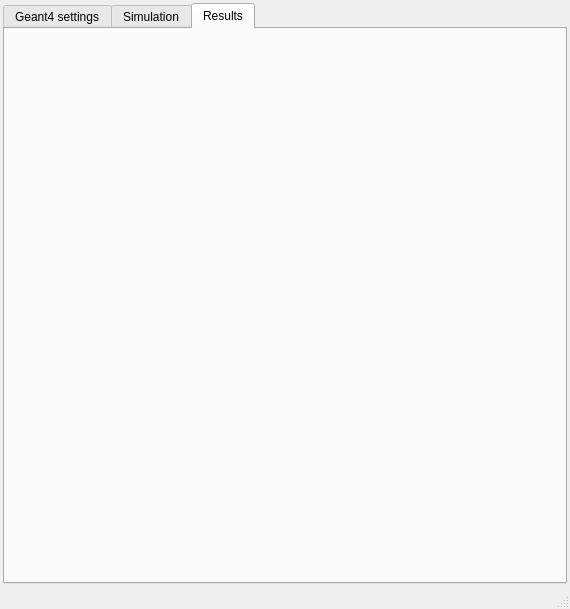
Above: ants3bundle/src/ants3/gui/particleSim/aparticlesimwin.ui from andrmor/ANTS3bundle before the change. Below: the same form after it.
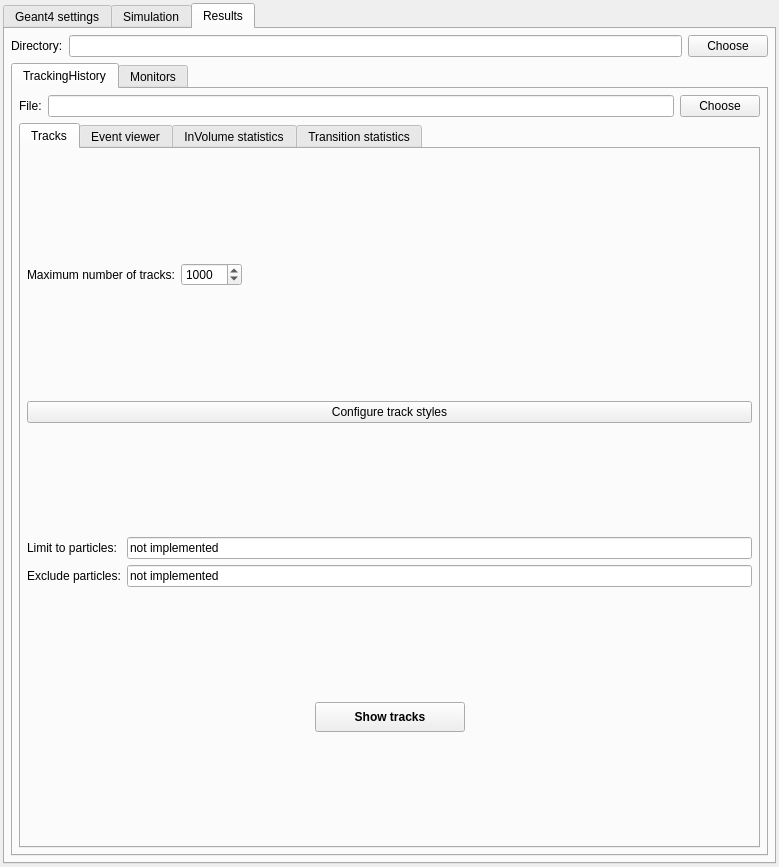
That is the form after the change. The open tabs and pages were chosen to show the change.

The edit to the form file:
```diff
--- a/ants3bundle/src/ants3/gui/particleSim/aparticlesimwin.ui
+++ b/ants3bundle/src/ants3/gui/particleSim/aparticlesimwin.ui
@@ -6,8 +6,8 @@
    <rect>
     <x>0</x>
     <y>0</y>
-    <width>570</width>
-    <height>609</height>
+    <width>779</width>
+    <height>867</height>
    </rect>
   </property>
   <property name="windowTitle">
@@ -1402,6 +1402,324 @@
        <attribute name="title">
         <string>Results</string>
        </attribute>
+       <layout class="QVBoxLayout" name="verticalLayout_6">
+        <property name="leftMargin">
+         <number>6</number>
+        </property>
+        <property name="topMargin">
+         <number>6</number>
+        </property>
+        <property name="rightMargin">
+         <number>6</number>
+        </property>
+        <property name="bottomMargin">
+         <number>6</number>
+        </property>
+        <item>
+         <layout class="QHBoxLayout" name="horizontalLayout_6">
+          <item>
+           <widget class="QLabel" name="label_6">
+            <property name="text">
+             <string>Directory:</string>
+            </property>
+           </widget>
+          </item>
+          <item>
+           <widget class="QLineEdit" name="leWorkingDirectory"/>
+          </item>
+          <item>
+           <widget class="QPushButton" name="pbChooseWorkingDirectory">
+            <property name="text">
+             <string>Choose</string>
+            </property>
+           </widget>
+          </item>
+         </layout>
+        </item>
+        <item>
+         <widget class="QTabWidget" name="twResults">
+          <property name="currentIndex">
+           <number>0</number>
+          </property>
+          <widget class="QWidget" name="tabTrackingHistory">
+           <attribute name="title">
+            <string>TrackingHistory</string>
+           </attribute>
+           <layout class="QVBoxLayout" name="verticalLayout_7">
+            <property name="leftMargin">
+             <number>6</number>
+            </property>
+            <property name="topMargin">
+             <number>6</number>
+            </property>
+            <property name="rightMargin">
+             <number>6</number>
+            </property>
+            <property name="bottomMargin">
+             <number>6</number>
+            </property>
+            <item>
+             <layout class="QHBoxLayout" name="horizontalLayout_18">
+              <item>
+               <widget class="QLabel" name="label_7">
+                <property name="text">
+                 <string>File:</string>
+                </property>
+               </widget>
+              </item>
+              <item>
+               <widget class="QLineEdit" name="leTrackingDataFile"/>
+              </item>
+              <item>
+               <widget class="QPushButton" name="pbChooseFileTrackingData">
+                <property name="text">
+                 <string>Choose</string>
+                </property>
+               </widget>
+              </item>
+             </layout>
+            </item>
+            <item>
+             <widget class="QTabWidget" name="twHistory">
+              <property name="currentIndex">
+               <number>0</number>
+              </property>
+              <widget class="QWidget" name="tabTracks">
+               <attribute name="title">
+                <string>Tracks</string>
+               </attribute>
+               <layout class="QVBoxLayout" name="verticalLayout_4">
+                <property name="leftMargin">
+                 <number>6</number>
+                </property>
+                <property name="topMargin">
+                 <number>6</number>
+                </property>
+                <property name="rightMargin">
+                 <number>6</number>
+                </property>
+                <property name="bottomMargin">
+                 <number>6</number>
+                </property>
+                <item>
+                 <spacer name="verticalSpacer_5">
+                  <property name="orientation">
+                   <enum>Qt::Vertical</enum>
+                  </property>
+                  <property name="sizeHint" stdset="0">
+                   <size>
+                    <width>20</width>
+                    <height>88</height>
+                   </size>
+                  </property>
+                 </spacer>
+                </item>
+                <item>
+                 <layout class="QHBoxLayout" name="horizontalLayout_19">
+                  <item>
+                   <widget class="QLabel" name="label_8">
+                    <property name="text">
+                     <string>Maximum number of tracks:</string>
+                    </property>
+                   </widget>
+                  </item>
+                  <item>
+                   <widget class="QSpinBox" name="sbMaxTracks">
+                    <property name="minimum">
+                     <number>1</number>
+                    </property>
+                    <property name="maximum">
+                     <number>10000</number>
+                    </property>
+                    <property name="value">
+                     <number>1000</number>
+                    </property>
+                   </widget>
+                  </item>
+                  <item>
+                   <spacer name="horizontalSpacer_16">
+                    <property name="orientation">
+                     <enum>Qt::Horizontal</enum>
+                    </property>
+                    <property name="sizeHint" stdset="0">
+                     <size>
+                      <width>40</width>
+                      <height>20</height>
+                     </size>
+                    </property>
+                   </spacer>
+                  </item>
+                 </layout>
+                </item>
+                <item>
+                 <spacer name="verticalSpacer_9">
+                  <property name="orientation">
+                   <enum>Qt::Vertical</enum>
+                  </property>
+                  <property name="sizeHint" stdset="0">
+                   <size>
+                    <width>20</width>
+                    <height>87</height>
+                   </size>
+                  </property>
+                 </spacer>
+                </item>
+                <item>
+                 <widget class="QPushButton" name="pbConfigureTrackStyles">
+                  <property name="text">
+                   <string>Configure track styles</string>
+                  </property>
+                 </widget>
+                </item>
+                <item>
+                 <spacer name="verticalSpacer_11">
+                  <property name="orientation">
+                   <enum>Qt::Vertical</enum>
+                  </property>
+                  <property name="sizeHint" stdset="0">
+                   <size>
+                    <width>20</width>
+                    <height>88</height>
+                   </size>
+                  </property>
+                 </spacer>
+                </item>
+                <item>
+                 <layout class="QFormLayout" name="formLayout">
+                  <item row="0" column="0">
+                   <widget class="QLabel" name="label_9">
+                    <property name="text">
+                     <string>Limit to particles:</string>
+                    </property>
+                   </widget>
+                  </item>
+                  <item row="0" column="1">
+                   <widget class="QLineEdit" name="leLimitToParticleTracks">
+                    <property name="text">
+                     <string>not implemented</string>
+                    </property>
+                   </widget>
+                  </item>
+                  <item row="1" column="0">
+                   <widget class="QLabel" name="label_10">
+                    <property name="text">
+                     <string>Exclude particles:</string>
+                    </property>
+                   </widget>
+                  </item>
+                  <item row="1" column="1">
+                   <widget class="QLineEdit" name="leExcludeParticleTracks">
+                    <property name="text">
+                     <string>not implemented</string>
+                    </property>
+                   </widget>
+                  </item>
+                 </layout>
+                </item>
+                <item>
+                 <spacer name="verticalSpacer_12">
+                  <property name="orientation">
+                   <enum>Qt::Vertical</enum>
+                  </property>
+                  <property name="sizeHint" stdset="0">
+                   <size>
+                    <width>20</width>
+                    <height>87</height>
+                   </size>
+                  </property>
+                 </spacer>
+                </item>
+                <item>
+                 <layout class="QHBoxLayout" name="horizontalLayout_20">
+                  <item>
+                   <spacer name="horizontalSpacer_17">
+                    <property name="orientation">
+                     <enum>Qt::Horizontal</enum>
+                    </property>
+                    <property name="sizeHint" stdset="0">
+                     <size>
+                      <width>40</width>
+                      <height>20</height>
+                     </size>
+                    </property>
+                   </spacer>
+                  </item>
+                  <item>
+                   <widget class="QPushButton" name="pbShowTracks">
+                    <property name="minimumSize">
+                     <size>
+                      <width>150</width>
+                      <height>30</height>
+                     </size>
+                    </property>
+                    <property name="font">
+                     <font>
+                      <weight>75</weight>
+                      <bold>true</bold>
+                     </font>
+                    </property>
+                    <property name="text">
+                     <string>Show tracks</string>
+                    </property>
+                   </widget>
+                  </item>
+                  <item>
+                   <spacer name="horizontalSpacer_18">
+                    <property name="orientation">
+                     <enum>Qt::Horizontal</enum>
+                    </property>
+                    <property name="sizeHint" stdset="0">
+                     <size>
+                      <width>40</width>
+                      <height>20</height>
+                     </size>
+                    </property>
+                   </spacer>
+                  </item>
+                 </layout>
+                </item>
+                <item>
+                 <spacer name="verticalSpacer_13">
+                  <property name="orientation">
+                   <enum>Qt::Vertical</enum>
+                  </property>
+                  <property name="sizeHint" stdset="0">
+                   <size>
+                    <width>20</width>
+                    <height>88</height>
+                   </size>
+                  </property>
+                 </spacer>
+                </item>
+               </layout>
+              </widget>
+              <widget class="QWidget" name="tabEventViewer">
+               <attribute name="title">
+                <string>Event viewer</string>
+               </attribute>
+              </widget>
+              <widget class="QWidget" name="tabVolumeStat">
+               <attribute name="title">
+                <string>InVolume statistics</string>
+               </attribute>
+              </widget>
+              <widget class="QWidget" name="tabTransitionStat">
+               <attribute name="title">
+                <string>Transition statistics</string>
+               </attribute>
+              </widget>
+             </widget>
+            </item>
+           </layout>
+          </widget>
+          <widget class="QWidget" name="tabMonitors">
+           <attribute name="title">
+            <string>Monitors</string>
+           </attribute>
+          </widget>
+         </widget>
+        </item>
+       </layout>
       </widget>
      </widget>
     </item>
@@ -1417,7 +1735,6 @@
     </rect>
    </property>
   </widget>
-  <widget class="QStatusBar" name="statusbar"/>
  </widget>
  <resources/>
  <connections>
```
Left out of the diff: 12 changed lines with no effect on the pictures.
